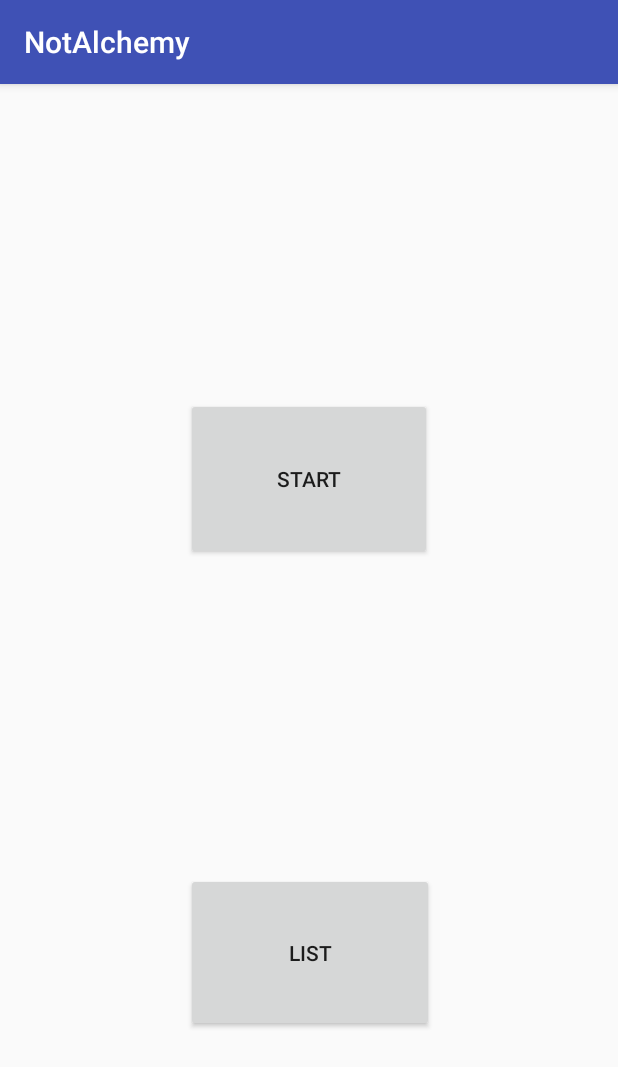
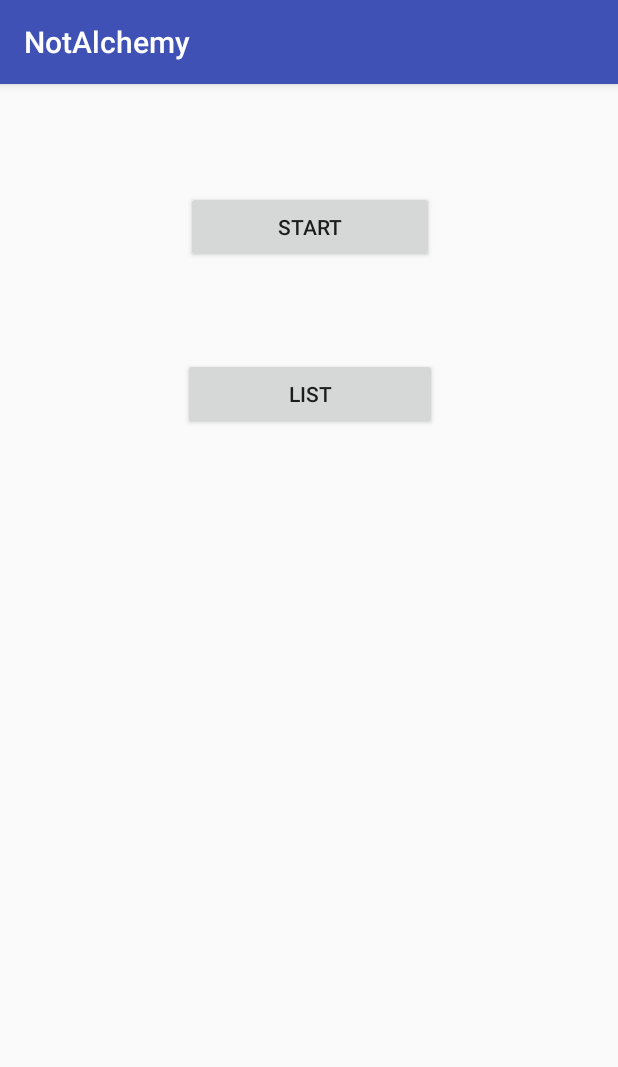
Before and after one commit to mathiassand/NotAlchemy, an Android app: the screen it shows after launch (MainMenu), on a phone screen of 412 x 824 dp. Shown: the top 1067 px of the screen. Run offline under Robolectric (Android 15) with nearby library versions, the phone set to English and light mode, and no system bars.

Commit message:
button fix mainmenu

```diff
--- a/NotAlchemy/app/src/main/res/layout/activity_main_menu.xml
+++ b/NotAlchemy/app/src/main/res/layout/activity_main_menu.xml
@@ -8,8 +8,8 @@
 
     <Button
         android:id="@+id/button2"
-        android:layout_width="164dp"
-        android:layout_height="108dp"
+        android:layout_width="165dp"
+        android:layout_height="wrap_content"
         android:layout_weight="1"
         android:onClick="StartGame"
         android:text="Start"
@@ -18,23 +18,28 @@
         android:layout_marginRight="8dp"
         app:layout_constraintRight_toRightOf="parent"
         app:layout_constraintTop_toTopOf="parent"
-        android:layout_marginTop="8dp"
+        android:layout_marginTop="71dp"
+        app:layout_constraintBottom_toBottomOf="parent"
         android:layout_marginBottom="8dp"
-        app:layout_constraintBottom_toTopOf="@+id/button3" />
+        app:layout_constraintVertical_bias="0.0"
+        app:layout_constraintHorizontal_bias="0.502" />
 
     <Button
         android:id="@+id/button3"
-        android:layout_width="165dp"
-        android:layout_height="106dp"
+        android:layout_width="169dp"
+        android:layout_height="wrap_content"
         android:layout_weight="1"
         android:onClick="OpenList"
         android:text="List"
-        app:layout_constraintBottom_toBottomOf="parent"
-        android:layout_marginBottom="136dp"
+        android:layout_marginTop="63dp"
+        app:layout_constraintTop_toBottomOf="@+id/button2"
         android:layout_marginRight="8dp"
         app:layout_constraintRight_toRightOf="parent"
         android:layout_marginLeft="8dp"
         app:layout_constraintLeft_toLeftOf="parent"
-        app:layout_constraintHorizontal_bias="0.502" />
+        app:layout_constraintBottom_toBottomOf="parent"
+        app:layout_constraintHorizontal_bias="0.502"
+        android:layout_marginBottom="8dp"
+        app:layout_constraintVertical_bias="0.0" />
 
 </android.support.constraint.ConstraintLayout>
```
